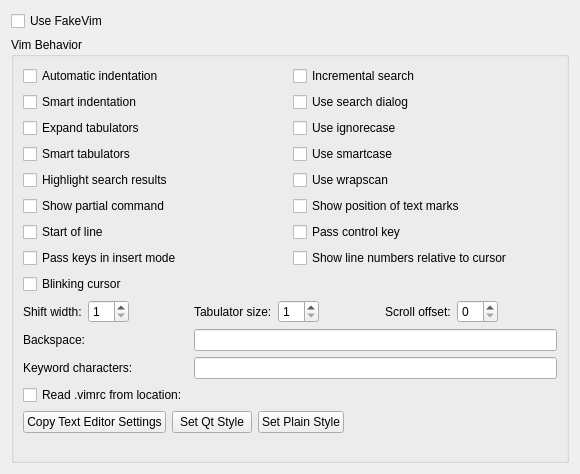
This is src/plugins/fakevim/fakevimoptions.ui in qt-creator/qt-creator as Qt 5 draws it before an edit. The edited form follows.
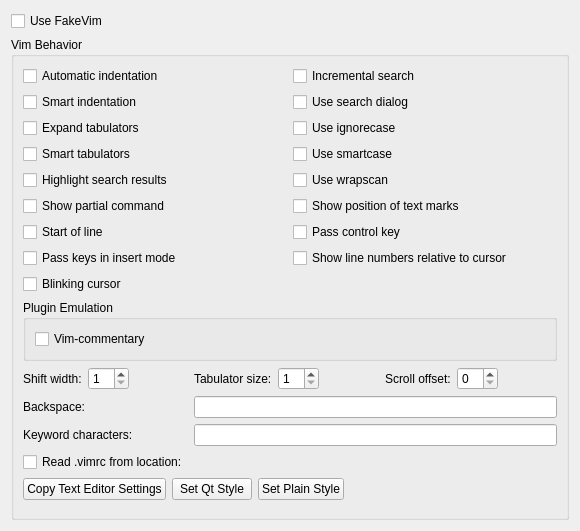
This is the edited form. Custom widgets are drawn as their Qt base class.

Commit message: FakeVim: Add emulation for vim-commentary

```diff
--- a/src/plugins/fakevim/fakevimoptions.ui
+++ b/src/plugins/fakevim/fakevimoptions.ui
@@ -7,7 +7,7 @@
     <x>0</x>
     <y>0</y>
     <width>580</width>
-    <height>474</height>
+    <height>531</height>
    </rect>
   </property>
   <layout class="QVBoxLayout" name="verticalLayout_2">
@@ -156,6 +156,25 @@
         </item>
        </layout>
       </item>
+      <item>
+       <widget class="QGroupBox" name="groupBox">
+        <property name="title">
+         <string>Plugin Emulation</string>
+        </property>
+        <layout class="QGridLayout" name="gridLayout">
+         <item row="0" column="0">
+          <widget class="QCheckBox" name="checkBoxVimCommentary">
+           <property name="text">
+            <string>Vim-commentary</string>
+           </property>
+           <property name="checked">
+            <bool>false</bool>
+           </property>
+          </widget>
+         </item>
+        </layout>
+       </widget>
+      </item>
       <item>
        <layout class="QHBoxLayout" name="horizontalLayout_5">
         <item>
```
Left out of the diff: 122 changed lines with no effect on the pictures. The commit also changes 7 other files.
